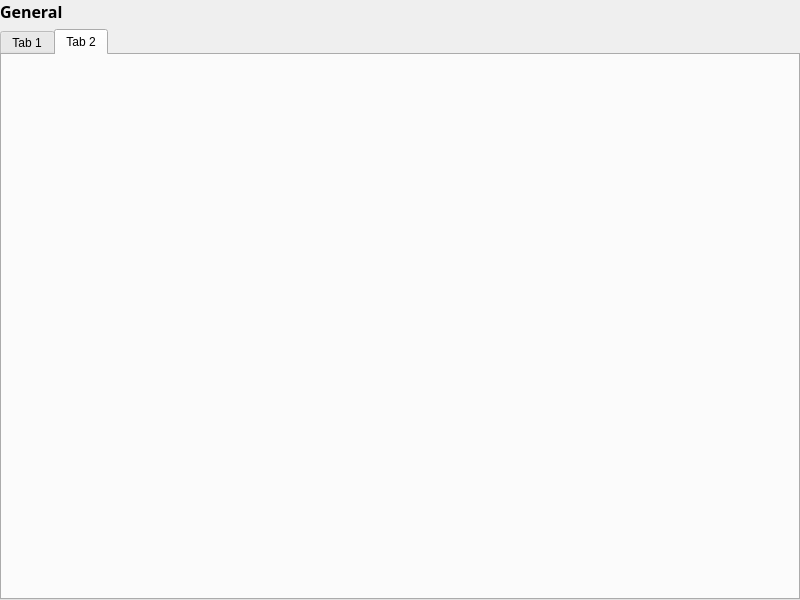
Above: src/ui/settingsgeneral.ui from niftools/nifskope before the change. Below: the same form after it.
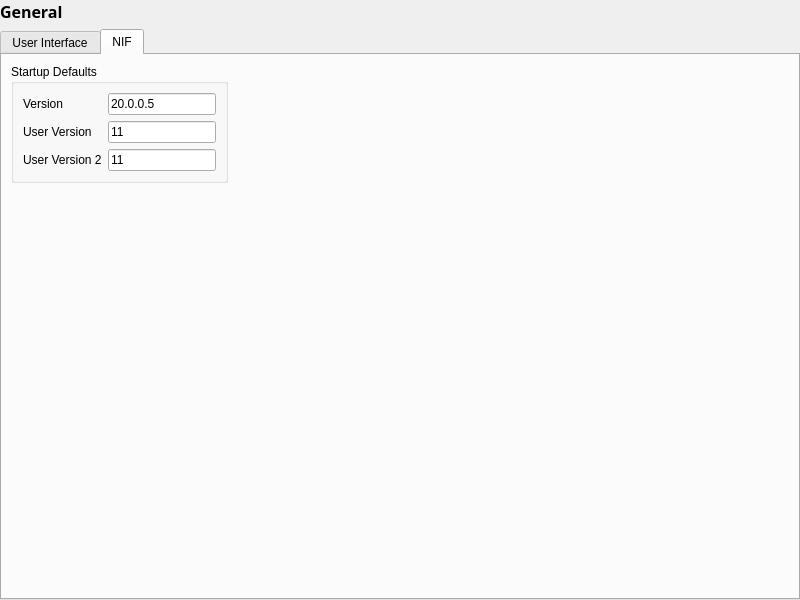
That is the form after the change. The open tabs and pages were chosen to show the change.

```diff
--- a/src/ui/settingsgeneral.ui
+++ b/src/ui/settingsgeneral.ui
@@ -54,13 +54,94 @@
      </property>
      <widget class="QWidget" name="tab">
       <attribute name="title">
-       <string>Tab 1</string>
+       <string>User Interface</string>
       </attribute>
      </widget>
      <widget class="QWidget" name="tab_2">
       <attribute name="title">
-       <string>Tab 2</string>
+       <string>NIF</string>
       </attribute>
+      <layout class="QVBoxLayout" name="verticalLayout_3">
+       <item>
+        <widget class="QGroupBox" name="startupDefaults">
+         <property name="sizePolicy">
+          <sizepolicy hsizetype="Maximum" vsizetype="Maximum">
+           <horstretch>0</horstretch>
+           <verstretch>0</verstretch>
+          </sizepolicy>
+         </property>
+         <property name="title">
+          <string>Startup Defaults</string>
+         </property>
+         <layout class="QFormLayout" name="formLayout">
+          <item row="0" column="0">
+           <widget class="QLabel" name="lblVersion">
+            <property name="text">
+             <string>Version</string>
+            </property>
+            <property name="buddy">
+             <cstring>version</cstring>
+            </property>
+           </widget>
+          </item>
+          <item row="0" column="1">
+           <widget class="QLineEdit" name="version">
+            <property name="text">
+             <string>20.0.0.5</string>
+            </property>
+           </widget>
+          </item>
+          <item row="1" column="0">
+           <widget class="QLabel" name="lblUserVersion">
+            <property name="text">
+             <string>User Version</string>
+            </property>
+            <property name="buddy">
+             <cstring>userVersion</cstring>
+            </property>
+           </widget>
+          </item>
+          <item row="1" column="1">
+           <widget class="QLineEdit" name="userVersion">
+            <property name="text">
+             <string>11</string>
+            </property>
+           </widget>
+          </item>
+          <item row="2" column="0">
+           <widget class="QLabel" name="lblUserVersion2">
+            <property name="text">
+             <string>User Version 2</string>
+            </property>
+            <property name="buddy">
+             <cstring>userVersion2</cstring>
+            </property>
+           </widget>
+          </item>
+          <item row="2" column="1">
+           <widget class="QLineEdit" name="userVersion2">
+            <property name="text">
+             <string>11</string>
+            </property>
+           </widget>
+          </item>
+         </layout>
+        </widget>
+       </item>
+       <item>
+        <spacer name="verticalSpacer_2">
+         <property name="orientation">
+          <enum>Qt::Vertical</enum>
+         </property>
+         <property name="sizeHint" stdset="0">
+          <size>
+           <width>20</width>
+           <height>40</height>
+          </size>
+         </property>
+        </spacer>
+       </item>
+      </layout>
      </widget>
     </widget>
    </item>
```
Left out of the diff: 68 changed lines with no effect on the pictures.
